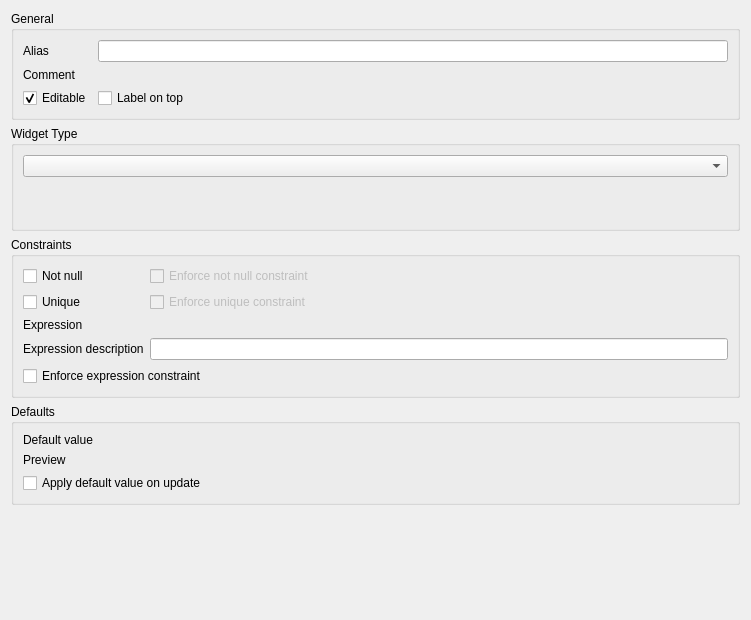
Qt form src/ui/attributeformconfig/qgsattributetypeedit.ui (qgis/QGIS) before a commit.
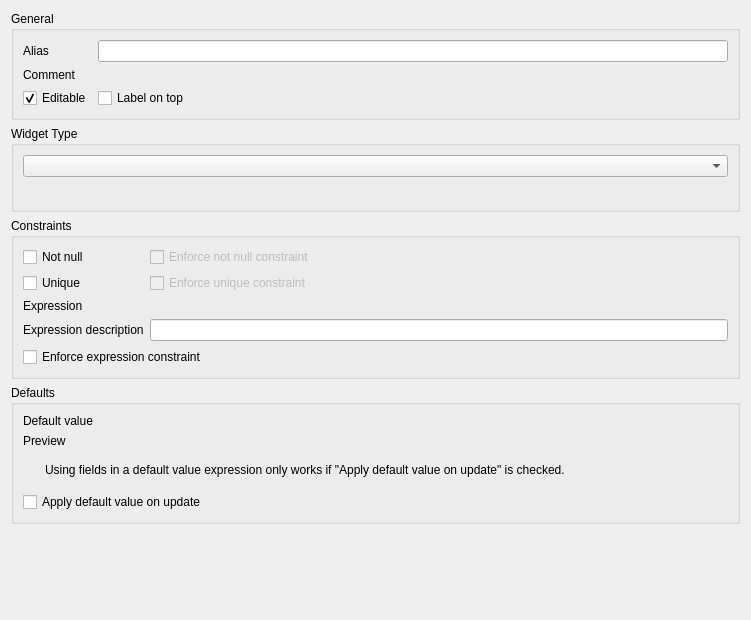
The same form after that commit. Icons and pictures are not drawn. Custom widgets are drawn as their Qt base class.

Commit message: fix 'fields and values' not accessible in expression editor in default values (#35030)

Patch:
```diff
--- a/src/ui/attributeformconfig/qgsattributetypeedit.ui
+++ b/src/ui/attributeformconfig/qgsattributetypeedit.ui
@@ -184,36 +184,65 @@
      <property name="title">
       <string>Defaults</string>
      </property>
-     <layout class="QGridLayout" name="gridLayout_2" columnstretch="0,1">
-      <item row="1" column="0">
+     <layout class="QGridLayout" name="gridLayout_2" columnstretch="0,0,0">
+      <item row="4" column="0">
        <widget class="QLabel" name="label_3">
         <property name="text">
          <string>Default value</string>
         </property>
        </widget>
       </item>
-      <item row="3" column="1">
-       <widget class="QLabel" name="mDefaultPreviewLabel">
+      <item row="6" column="0">
+       <widget class="QLabel" name="label_4">
         <property name="text">
-         <string/>
+         <string>Preview</string>
         </property>
        </widget>
       </item>
-      <item row="1" column="1">
+      <item row="4" column="1">
        <widget class="QgsExpressionLineEdit" name="mExpressionWidget" native="true">
         <property name="focusPolicy">
          <enum>Qt::StrongFocus</enum>
         </property>
        </widget>
       </item>
-      <item row="3" column="0">
-       <widget class="QLabel" name="label_4">
+      <item row="6" column="1">
+       <widget class="QLabel" name="mDefaultPreviewLabel">
         <property name="text">
-         <string>Preview</string>
+         <string/>
         </property>
        </widget>
       </item>
-      <item row="4" column="0" colspan="2">
+      <item row="7" column="0" colspan="2">
+       <widget class="QWidget" name="mWarnDefaultValueHasFieldsWidget" native="true">
+        <layout class="QHBoxLayout" name="mWarnDefaultValueHasFields">
+         <item>
+          <widget class="QLabel" name="label_8">
+           <property name="sizePolicy">
+            <sizepolicy hsizetype="Maximum" vsizetype="Preferred">
+             <horstretch>0</horstretch>
+             <verstretch>0</verstretch>
+            </sizepolicy>
+           </property>
+           <property name="text">
+            <string/>
+           </property>
+           <property name="pixmap">
+            <pixmap resource="../../../images/images.qrc">:/images/themes/default/mIconWarning.svg</pixmap>
+           </property>
+          </widget>
+         </item>
+         <item>
+          <widget class="QLabel" name="label_7">
+           <property name="text">
+            <string>Using fields in a default value expression only works if "Apply default value on update" is checked.</string>
+           </property>
+          </widget>
+         </item>
+        </layout>
+       </widget>
+      </item>
+      <item row="8" column="0" colspan="2">
        <widget class="QCheckBox" name="mApplyDefaultValueOnUpdateCheckBox">
         <property name="toolTip">
          <string>&lt;p&gt;With this option checked, the default value will not only be used when the feature is first created, but also whenever a feature's attribute or geometry is changed.&lt;/p&gt;&lt;p&gt;This is often useful for a last_modified timestamp or to record the username that last modified the feature.&lt;/p&gt;</string>
```
Left out of the diff: 6 changed lines with no effect on the pictures. The commit also changes 1 other file.
